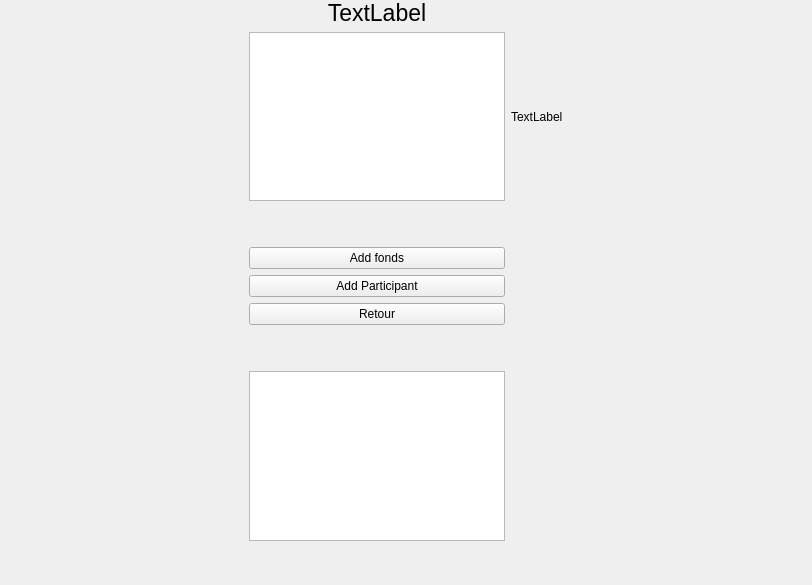
Qt form V2.7/windows.ui (emiliagoeurymayo/ShareCount) before a commit.
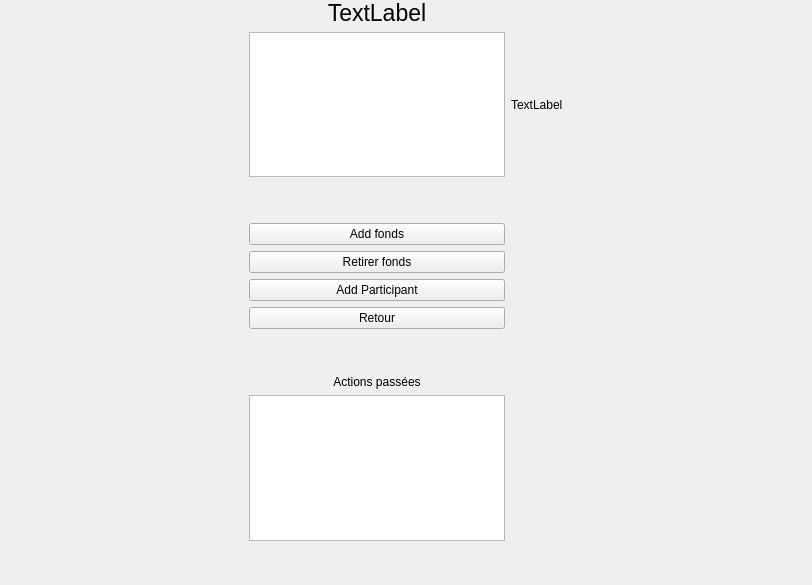
The same form after that commit. The open tabs and pages were chosen to show the change.

Commit message: ajout et retirer fonds pour cagnotte ok

Patch:
```diff
--- a/V2.7/windows.ui
+++ b/V2.7/windows.ui
@@ -716,6 +716,13 @@
       <item row="1" column="1">
        <widget class="QListView" name="liste_cagnotte"/>
       </item>
+      <item row="1" column="2">
+       <widget class="QLabel" name="fondDispo">
+        <property name="text">
+         <string>TextLabel</string>
+        </property>
+       </widget>
+      </item>
       <item row="1" column="3">
        <spacer name="horizontalSpacer_5">
         <property name="orientation">
@@ -729,7 +736,7 @@
         </property>
        </spacer>
       </item>
-      <item row="5" column="1">
+      <item row="6" column="1">
        <widget class="QPushButton" name="retour_cagnotte">
         <property name="text">
          <string>Retour</string>
@@ -752,7 +759,7 @@
         </property>
        </spacer>
       </item>
-      <item row="6" column="1">
+      <item row="7" column="1">
        <spacer name="verticalSpacer_19">
         <property name="orientation">
          <enum>Qt::Vertical</enum>
@@ -768,13 +775,20 @@
         </property>
        </spacer>
       </item>
-      <item row="4" column="1">
+      <item row="5" column="1">
        <widget class="QPushButton" name="addPart_cagnotte">
         <property name="text">
          <string>Add Participant</string>
         </property>
        </widget>
       </item>
+      <item row="4" column="1">
+       <widget class="QPushButton" name="retirerFond">
+        <property name="text">
+         <string>Retirer fonds</string>
+        </property>
+       </widget>
+      </item>
       <item row="0" column="1">
        <widget class="QLabel" name="nomCagnotte">
         <property name="font">
@@ -803,7 +817,7 @@
         </property>
        </spacer>
       </item>
-      <item row="8" column="1">
+      <item row="10" column="1">
        <spacer name="verticalSpacer_3">
         <property name="orientation">
          <enum>Qt::Vertical</enum>
@@ -826,13 +840,16 @@
         </property>
        </widget>
       </item>
-      <item row="7" column="1">
+      <item row="9" column="1">
        <widget class="QListView" name="liste_Historique"/>
       </item>
-      <item row="1" column="2">
-       <widget class="QLabel" name="fondDispo">
+      <item row="8" column="1">
+       <widget class="QLabel" name="label_12">
         <property name="text">
-         <string>TextLabel</string>
+         <string>Actions passées</string>
+        </property>
+        <property name="alignment">
+         <set>Qt::AlignCenter</set>
         </property>
        </widget>
       </item>
```
The commit also changes 6 other files.
